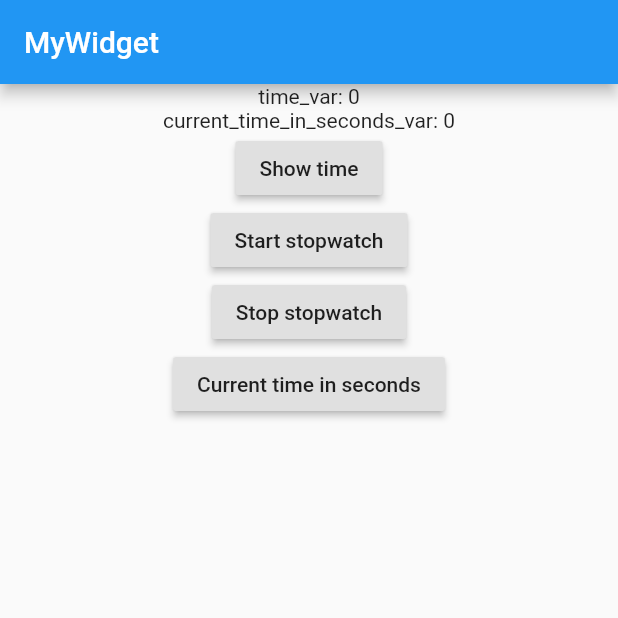
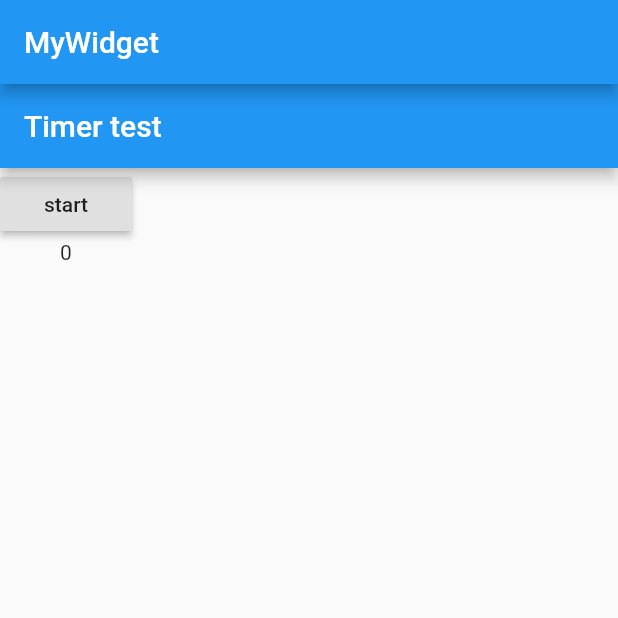
Before and after one commit to galuropek/flutter, a Flutter app: the screen it shows after launch, on a phone screen of 412 x 824 dp, the top half of it. Run offline on Flutter 3.47's test engine with Material 2 defaults, Android fonts, the phone set to English and light mode, and no system bars; our stand-ins replace cloud_firestore, firebase_auth, flutter_spinkit; accounts and stored records are empty.

Commit message:
Stopwatch class practice: timer

```diff
--- a/time_manager/lib/main.dart
+++ b/time_manager/lib/main.dart
@@ -1,3 +1,5 @@
+import 'dart:async';
+
 import 'package:flutter/material.dart';
 
 void main() {
@@ -23,50 +25,94 @@ class TimeManager extends StatefulWidget {
 }
 
 class _TimeManagerState extends State<TimeManager> {
-  final Stopwatch stopwatch = new Stopwatch();
-  var time = 0;
-  var current_time_in_seconds = 0;
+  Timer _timer;
+  int _start = 0;
+
+
+  void startTimer() {
+    const oneSec = const Duration(seconds: 1);
+    _timer = new Timer.periodic(
+        oneSec,
+            (Timer timer) => setState(() {
+          if (_start > 60) {
+            timer.cancel();
+          } else {
+            _start = _start + 1;
+          }
+        }));
+  }
+
+
 
   @override
+  void dispose() {
+    _timer.cancel();
+    super.dispose();
+  }
+
+
+
   Widget build(BuildContext context) {
-    return Center(
-      child: Column(
-        children: <Widget>[
-          Text('time_var: $time'),
-          Text('current_time_in_seconds_var: $current_time_in_seconds'),
-          RaisedButton(
+    return new Scaffold(
+        appBar: AppBar(title: Text("Timer test")),
+        body: Column(
+          children: <Widget>[
+            RaisedButton(
               onPressed: () {
-                setState(() {
-                  time = stopwatch.elapsedMicroseconds;
-                });
+                startTimer();
               },
-              child: Text('Show time')),
-          RaisedButton(
-            onPressed: () {
-              setState(() {
-                stopwatch.start();
-              });
-            },
-            child: Text('Start stopwatch'),
-          ),
-          RaisedButton(
-            onPressed: () {
-              setState(() {
-                stopwatch.stop();
-              });
-            },
-            child: Text('Stop stopwatch'),
-          ),
-          RaisedButton(
-            onPressed: () {
-              setState(() {
-                current_time_in_seconds = stopwatch.elapsed.inSeconds;
-              });
-            },
-            child: Text('Current time in seconds'),
-          )
-        ],
-      ),
-    );
+              child: Text("start"),
+            ),
+            Text("$_start")
+          ],
+        ));
   }
+
+//  final Stopwatch stopwatch = new Stopwatch();
+//  var time = 0;
+//  var currentTimeInSeconds = 0;
+//
+//  @override
+//  Widget build(BuildContext context) {
+//    return Center(
+//      child: Column(
+//        children: <Widget>[
+//          Text('time_var: $time'),
+//          Text('current_time_in_seconds_var: $currentTimeInSeconds'),
+//          RaisedButton(
+//              onPressed: () {
+//                setState(() {
+//                  time = stopwatch.elapsedMicroseconds;
+//                });
+//              },
+//              child: Text('Show time')),
+//          RaisedButton(
+//            onPressed: () {
+//              setState(() {
+//                stopwatch.start();
+//              });
+//            },
+//            child: Text('Start stopwatch'),
+//          ),
+//          RaisedButton(
+//            onPressed: () {
+//              setState(() {
+//                stopwatch.stop();
+//              });
+//            },
+//            child: Text('Stop stopwatch'),
+//          ),
+//          RaisedButton(
+//            onPressed: () {
+//              setState(() {
+//                currentTimeInSeconds = stopwatch.elapsed.inSeconds;
+//              });
+//            },
+//            child: Text('Current time in seconds'),
+//          ),
+//
+//        ],
+//      ),
+//    );
+//  }
 }
```
